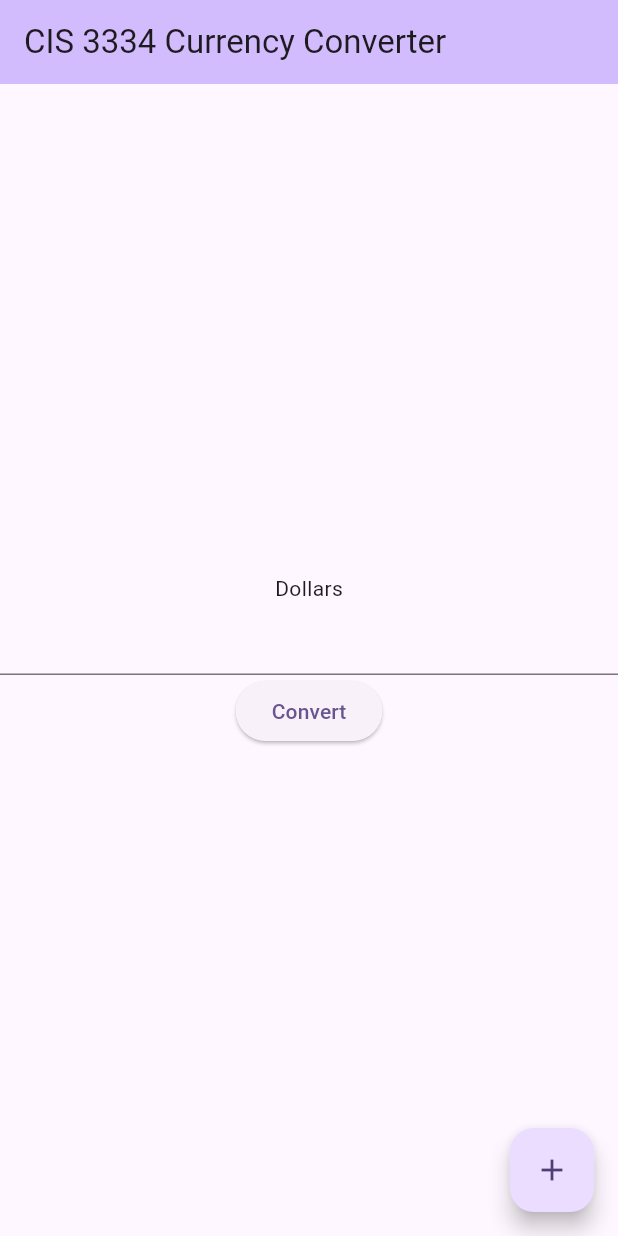
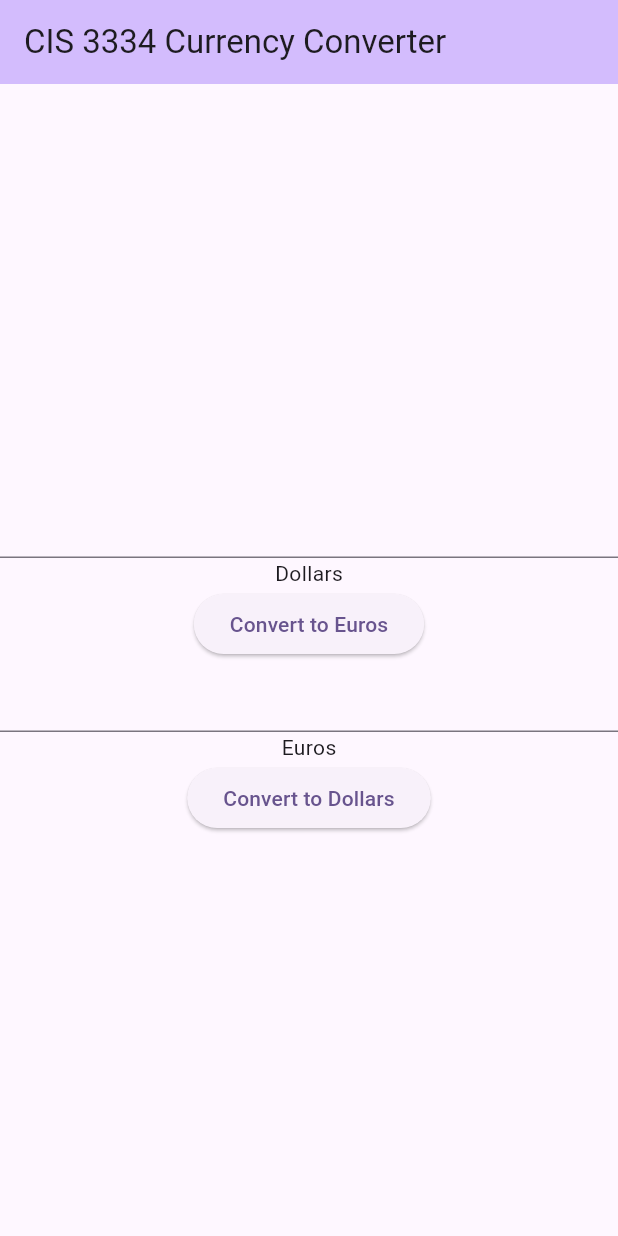
Before and after one commit to DavidObst-create/davidobst_cis3334_flutter_currencyconverter, a Flutter app: the screen it shows after launch, on a phone screen of 412 x 824 dp. Run offline on Flutter 3.47's test engine with Material 2 defaults, Android fonts, the light colour scheme and no system bars.

Commit message:
Initial Commit and Push to create repository. Actual submission will be in another push

```diff
--- a/lib/main.dart
+++ b/lib/main.dart
@@ -34,6 +34,11 @@ class MyHomePage extends StatefulWidget {
 //Code is entered here
 class _MyHomePageState extends State<MyHomePage> {
   int _counter = 0;
+  final dollarTextField = TextEditingController();
+  final euroTextField = TextEditingController();
+  double _dollars = 0;
+  double _euros = 0;
+  double _conversionRate = 1.06;
 
   void _incrementCounter() {
     setState(() {
@@ -54,26 +59,36 @@ class _MyHomePageState extends State<MyHomePage> {
           mainAxisAlignment: MainAxisAlignment.center,
           children: <Widget>[
 
+            TextField(controller: dollarTextField, keyboardType: TextInputType.number),
+            Text('Dollars'),
+            ElevatedButton(
+              child: Text("Convert to Euros"),
+              onPressed: (){
+                print("Convert to Euros button pressed");
+                _dollars = double.parse(dollarTextField.text);
+                _euros = _dollars / _conversionRate;
+                euroTextField.text = _euros.toStringAsFixed(2);
+                print(_euros);
+              },
+            ),
+
+            TextField(controller: euroTextField, keyboardType: TextInputType.number),
+            Text('Euros'),
+            ElevatedButton(
+              child: Text("Convert to Dollars"),
+              onPressed: (){
+                print("Convert to Dollars button pressed");
+                _euros = double.parse(euroTextField.text);
+                _dollars = _euros * _conversionRate;
+                dollarTextField.text = _dollars.toStringAsFixed(2);
+                print(_dollars);
+              },
+            )
+          ],
 
 
-            Text('Dollars',),
-            TextField(),
-            ElevatedButton(
-              child: Text("Convert"),
-              onPressed: (){
-                print("Convert button pressed");
-              },
-            )
-
-
-          ],
         ),
       ),
-      floatingActionButton: FloatingActionButton(
-        onPressed: _incrementCounter,
-        tooltip: 'Increment',
-        child: const Icon(Icons.add),
-      ), // This trailing comma makes auto-formatting nicer for build methods.
     );
   }
 }
```
